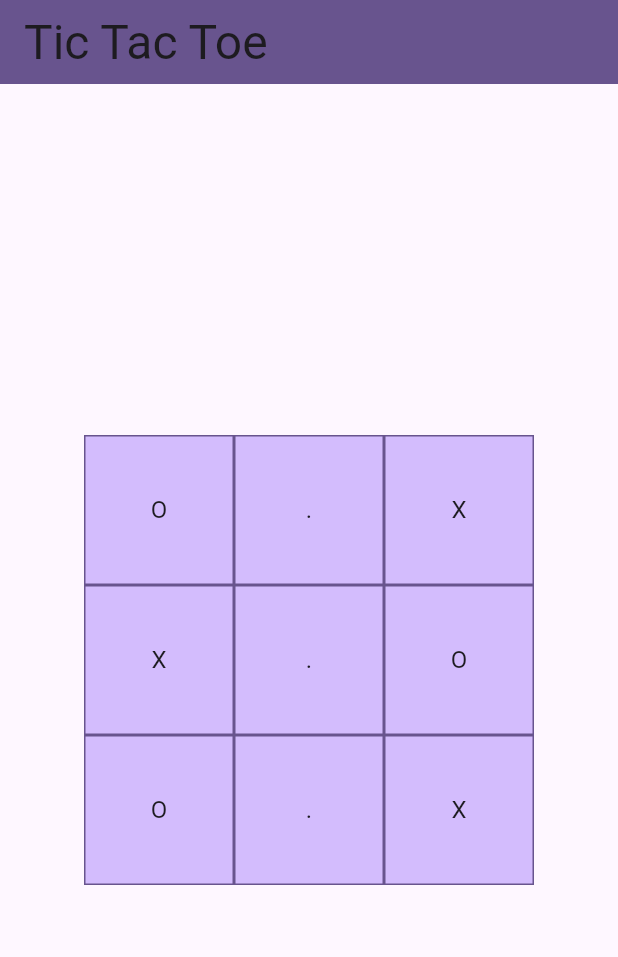
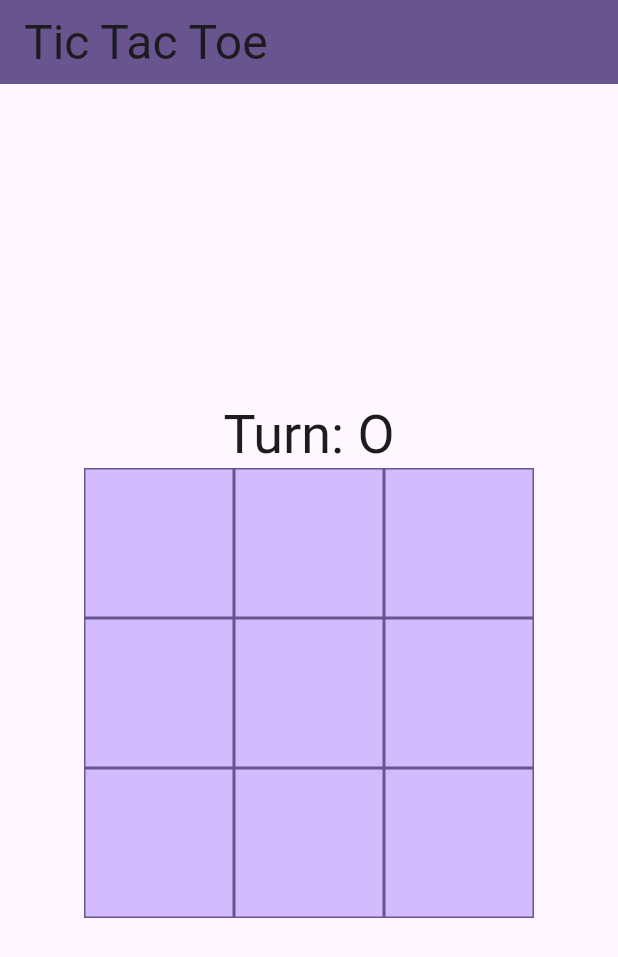
Before and after one commit to Tamara-Mitrovska/tic_tac_toe_flutter, a Flutter app: the screen it shows after launch, on a phone screen of 412 x 824 dp. Shown: the top 957 px of the screen. Run offline on Flutter 3.47's test engine with Material 3 defaults, Android fonts, the phone set to English and light mode, and no system bars; missing offline and left inert: dart:ffi.

Commit message:
take user input

```diff
--- a/lib/main.dart
+++ b/lib/main.dart
@@ -1,3 +1,5 @@
+import 'dart:ffi';
+
 import 'package:flutter/material.dart';
 
 void main() {
@@ -44,10 +46,12 @@ class TicTacToe extends StatefulWidget {
 
 class _TicTacToe extends State<TicTacToe> {
   List<List<String>> _grid = [
-    ['O', '.', 'X'],
-    ['X', '.', 'O'],
-    ['O', '.', 'X']
+    ['.', '.', '.'],
+    ['.', '.', '.'],
+    ['.', '.', '.'],
   ];
+
+  bool _oTurn = true;
 
   @override
   Widget build(BuildContext context) {
@@ -58,39 +62,62 @@ class _TicTacToe extends State<TicTacToe> {
               style: Theme.of(context).textTheme.headlineLarge),
         ),
         body: Center(
-            child: Container(
+            child: Column(
+          mainAxisAlignment: MainAxisAlignment.center,
+          children: [
+            Text('Turn: ${_oTurn ? 'O' : 'X'}',
+                style: Theme.of(context).textTheme.displaySmall),
+            SizedBox(
                 width: 300,
                 height: 300,
                 child: ListView.builder(
                   physics: NeverScrollableScrollPhysics(),
                   itemBuilder: (context, row) {
-                    return Container(
+                    return SizedBox(
                         width: 300,
                         height: 100,
                         child: ListView.builder(
                           physics: NeverScrollableScrollPhysics(),
                           scrollDirection: Axis.horizontal,
-                          itemBuilder: (context, col) => Container(
-                              decoration: BoxDecoration(
-                                  border: Border.all(
-                                      color: Theme.of(context)
-                                          .colorScheme
-                                          .primary),
-                                  color: Theme.of(context)
-                                      .colorScheme
-                                      .inversePrimary),
-                              width: 100,
-                              height: 100,
-                              child: Center(
-                                child: Text(_grid[row][col],
-                                    style:
-                                        Theme.of(context).textTheme.bodyLarge),
-                              )),
+                          itemBuilder: (context, col) => InkWell(
+                              onTap: () => {
+                                    if (_grid[row][col] == '.')
+                                      {
+                                        setState(() => _grid[row][col] =
+                                            _oTurn ? 'O' : 'X'),
+                                        setState(() {
+                                          _oTurn = !_oTurn;
+                                        })
+                                      }
+                                  },
+                              child: GridCell(value: _grid[row][col])),
                           itemCount: _grid[0].length,
                         ));
                   },
                   itemCount: _grid.length,
-                ))));
+                )),
+          ],
+        )));
+  }
+}
+
+class GridCell extends StatelessWidget {
+  const GridCell({super.key, required this.value});
+
+  final String value;
+
+  @override
+  Widget build(BuildContext context) {
+    return Container(
+        decoration: BoxDecoration(
+            border: Border.all(color: Theme.of(context).colorScheme.primary),
+            color: Theme.of(context).colorScheme.inversePrimary),
+        width: 100,
+        height: 100,
+        child: Center(
+          child: Text(value == '.' ? '' : value,
+              style: Theme.of(context).textTheme.bodyLarge),
+        ));
   }
 }
 
```
